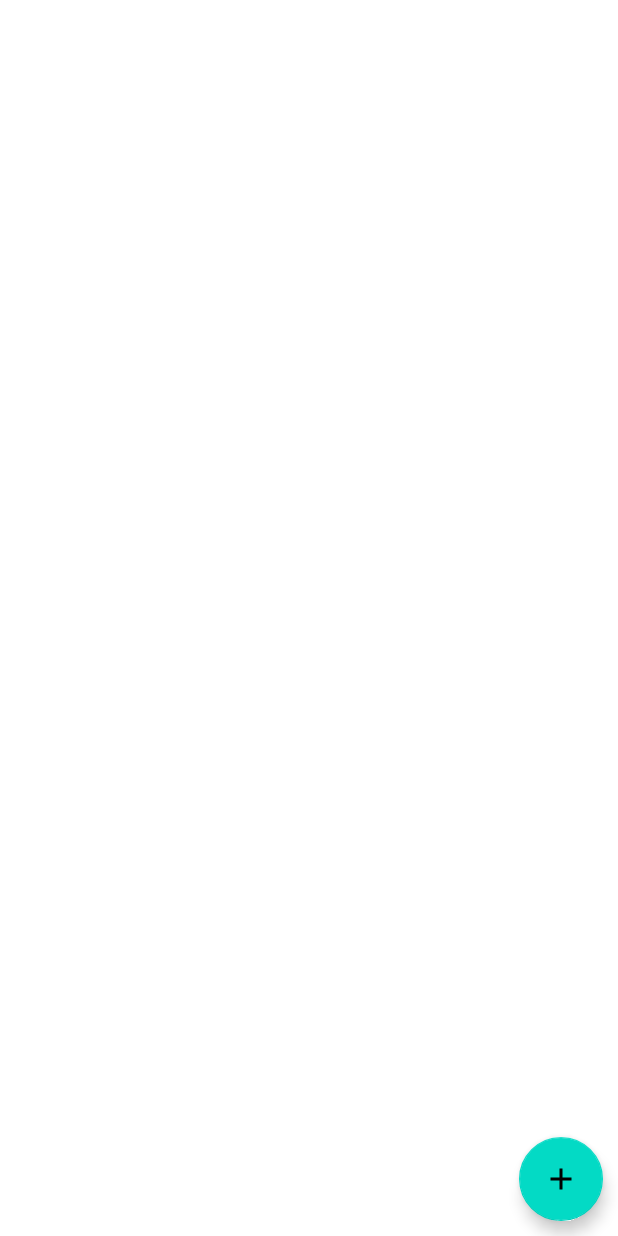
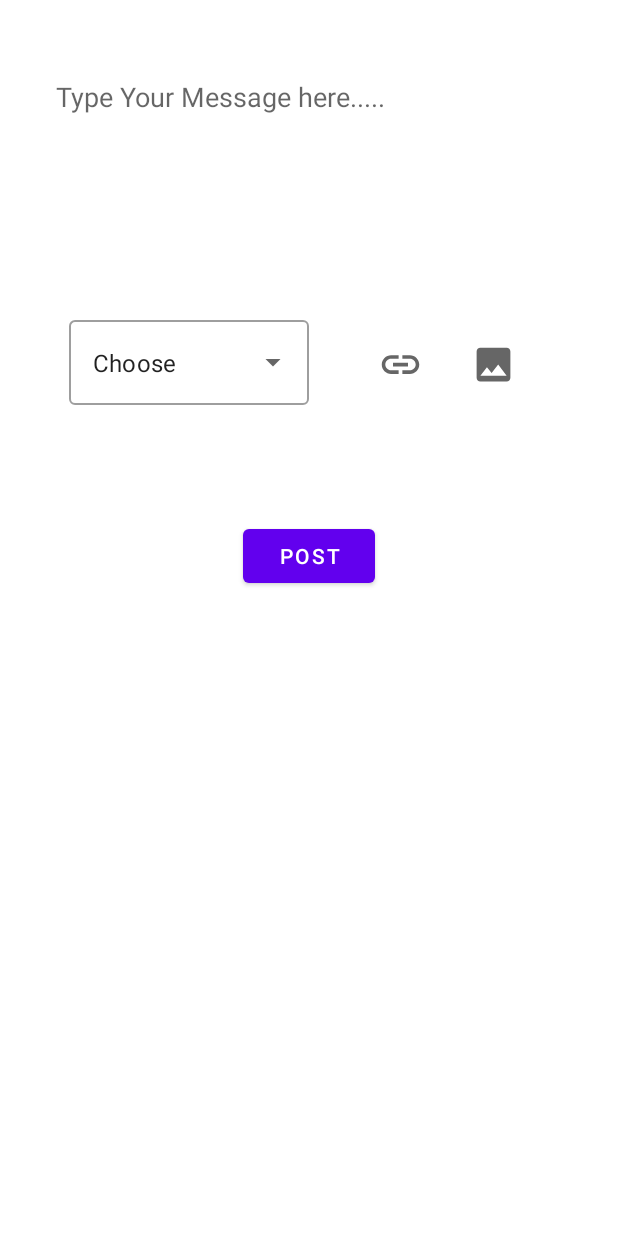
Before and after one commit to harshitpanwar/Covid-Resources-App, an Android app: the BedAvailablityActivity screen opened directly, with no data from a screen before it, after a tap on an icon or button, on a phone screen of 412 x 824 dp. Run offline under Robolectric (Android 15) with nearby library versions, the phone set to English and light mode, and no system bars; network calls fail; Roboto replaces fonts that are not available here.

Commit message:
Updated layout of PostActivity.kt

```diff
--- a/app/build.gradle
+++ b/app/build.gradle
@@ -43,4 +43,11 @@ dependencies {
     testImplementation 'junit:junit:4.+'
     androidTestImplementation 'androidx.test.ext:junit:1.1.2'
     androidTestImplementation 'androidx.test.espresso:espresso-core:3.3.0'
+
+    //ImagePicker
+    implementation 'com.github.dhaval2404:imagepicker-support:1.7.1'
+    implementation 'com.github.florent37:inline-activity-result-kotlin:1.0.4'
+
+
+
 }
--- a/app/src/main/java/com/example/covidresourceskotlin/Activities/BedAvailablityActivity.kt
+++ b/app/src/main/java/com/example/covidresourceskotlin/Activities/BedAvailablityActivity.kt
@@ -1,5 +1,6 @@
 package com.example.covidresourceskotlin.Activities
 
+import android.content.Intent
 import androidx.appcompat.app.AppCompatActivity
 import android.os.Bundle
 import android.view.View
@@ -13,7 +14,12 @@ class BedAvailablityActivity : AppCompatActivity() {
 
         addResource.setOnClickListener(View.OnClickListener {
 
+            val intent = Intent(this,PostActivity::class.java)
+            startActivity(intent)
+
         })
+
+
 
 
     }
--- a/app/src/main/java/com/example/covidresourceskotlin/Activities/PostActivity.kt
+++ b/app/src/main/java/com/example/covidresourceskotlin/Activities/PostActivity.kt
@@ -2,14 +2,30 @@ package com.example.covidresourceskotlin.Activities
 
 import androidx.appcompat.app.AppCompatActivity
 import android.os.Bundle
+import android.widget.ArrayAdapter
+import android.widget.Toast
 import com.example.covidresourceskotlin.R
+import kotlinx.android.synthetic.main.activity_post.*
 
 class PostActivity : AppCompatActivity() {
     override fun onCreate(savedInstanceState: Bundle?) {
         super.onCreate(savedInstanceState)
         setContentView(R.layout.activity_post)
 
+        val cities = resources.getStringArray(R.array.cities)
+        val arrayAdapter = ArrayAdapter(this, R.layout.drop_down_item, cities)
+        autoComplete.setAdapter(arrayAdapter)
 
+        post.setOnClickListener{
+            Toast.makeText(this,autoComplete.text,Toast.LENGTH_SHORT).show()
+        }
+
+        addImage.setOnClickListener{
+
+
+
+
+        }
 
     }
 }
--- /dev/null
+++ b/app/src/main/res/drawable/ic_baseline_image_24.xml
@@ -0,0 +1,10 @@
+<vector xmlns:android="http://schemas.android.com/apk/res/android"
+    android:width="24dp"
+    android:height="24dp"
+    android:viewportWidth="24"
+    android:viewportHeight="24"
+    android:tint="?attr/colorControlNormal">
+  <path
+      android:fillColor="@android:color/white"
+      android:pathData="M21,19V5c0,-1.1 -0.9,-2 -2,-2H5c-1.1,0 -2,0.9 -2,2v14c0,1.1 0.9,2 2,2h14c1.1,0 2,-0.9 2,-2zM8.5,13.5l2.5,3.01L14.5,12l4.5,6H5l3.5,-4.5z"/>
+</vector>
--- /dev/null
+++ b/app/src/main/res/drawable/ic_baseline_link_24.xml
@@ -0,0 +1,10 @@
+<vector xmlns:android="http://schemas.android.com/apk/res/android"
+    android:width="24dp"
+    android:height="24dp"
+    android:viewportWidth="24"
+    android:viewportHeight="24"
+    android:tint="?attr/colorControlNormal">
+  <path
+      android:fillColor="@android:color/white"
+      android:pathData="M3.9,12c0,-1.71 1.39,-3.1 3.1,-3.1h4L11,7L7,7c-2.76,0 -5,2.24 -5,5s2.24,5 5,5h4v-1.9L7,15.1c-1.71,0 -3.1,-1.39 -3.1,-3.1zM8,13h8v-2L8,11v2zM17,7h-4v1.9h4c1.71,0 3.1,1.39 3.1,3.1s-1.39,3.1 -3.1,3.1h-4L13,17h4c2.76,0 5,-2.24 5,-5s-2.24,-5 -5,-5z"/>
+</vector>
--- a/app/src/main/res/layout/activity_post.xml
+++ b/app/src/main/res/layout/activity_post.xml
@@ -6,4 +6,81 @@
     android:layout_height="match_parent"
     tools:context=".Activities.PostActivity">
 
+
+    <EditText
+        android:layout_width="375dp"
+        android:layout_height="176dp"
+        android:layout_margin="32dp"
+        android:padding="20dp"
+        android:hint="Type Your Message here....."
+        android:gravity="left"
+        android:background="#fff"
+        app:layout_constraintHorizontal_bias="0.555"
+        app:layout_constraintLeft_toLeftOf="parent"
+        android:id="@+id/message"
+        app:layout_constraintRight_toRightOf="parent"
+        app:layout_constraintTop_toTopOf="parent" />
+
+
+    <com.google.android.material.textfield.TextInputLayout
+        android:id="@+id/menu"
+        style="@style/Widget.MaterialComponents.TextInputLayout.OutlinedBox.ExposedDropdownMenu"
+        android:layout_width="160dp"
+        android:layout_height="wrap_content"
+        android:background="#fff"
+        app:layout_constraintEnd_toStartOf="@+id/link"
+        app:layout_constraintStart_toStartOf="parent"
+        app:layout_constraintTop_toBottomOf="@+id/message">
+
+        <AutoCompleteTextView
+            android:id="@+id/autoComplete"
+            android:layout_width="match_parent"
+            android:layout_height="wrap_content"
+            android:inputType="none"
+            android:text="Choose"
+
+            />
+
+    </com.google.android.material.textfield.TextInputLayout>
+
+
+    <ImageView
+        android:id="@+id/addImage"
+
+        android:layout_width="30dp"
+        android:layout_height="30dp"
+        android:layout_marginTop="20dp"
+        android:layout_marginRight="68dp"
+        android:src="@drawable/ic_baseline_image_24"
+        app:layout_constraintRight_toRightOf="parent"
+
+        app:layout_constraintTop_toBottomOf="@+id/message" />
+
+    <ImageView
+        android:id="@+id/link"
+
+        android:layout_width="30dp"
+        android:layout_height="30dp"
+        android:layout_marginTop="20dp"
+        android:layout_marginRight="32dp"
+        android:src="@drawable/ic_baseline_link_24"
+
+
+        app:layout_constraintRight_toLeftOf="@id/addImage"
+        app:layout_constraintTop_toBottomOf="@+id/message" />
+
+
+    <Button
+        android:layout_width="wrap_content"
+        android:layout_height="wrap_content"
+        android:text="Post"
+        android:id="@+id/post"
+        app:layout_constraintBottom_toBottomOf="parent"
+        app:layout_constraintHorizontal_bias="0.5"
+        app:layout_constraintLeft_toLeftOf="parent"
+        app:layout_constraintRight_toRightOf="parent"
+        app:layout_constraintTop_toBottomOf="@+id/link"
+        app:layout_constraintVertical_bias="0.171" />
+
+
 </androidx.constraintlayout.widget.ConstraintLayout>
--- /dev/null
+++ b/app/src/main/res/layout/drop_down_item.xml
@@ -0,0 +1,10 @@
+<TextView android:layout_width="wrap_content"
+    android:layout_height="wrap_content"
+    xmlns:app="http://schemas.android.com/apk/res-auto"
+    app:layout_constraintTop_toTopOf="parent"
+    app:layout_constraintLeft_toLeftOf="parent"
+    android:text="textView"
+    android:padding="14dp"
+    android:textSize="16sp"
+
+    xmlns:android="http://schemas.android.com/apk/res/android" />
--- /dev/null
+++ b/app/src/main/res/menu/choose_menu.xml
@@ -0,0 +1,10 @@
+<?xml version="1.0" encoding="utf-8"?>
+<menu xmlns:android="http://schemas.android.com/apk/res/android"
+    >
+    <item android:id="@+id/option_1"
+        android:title="option_1" />
+    <item android:id="@+id/option_2"
+        android:title="option_2" />
+    <item android:id="@+id/option_3"
+        android:title="option_3" />
+</menu>
--- a/app/src/main/res/values/strings.xml
+++ b/app/src/main/res/values/strings.xml
@@ -1,3 +1,14 @@
 <resources>
     <string name="app_name">CovidResourcesKotlin</string>
+
+    <string-array name="cities">
+        <item>Delhi</item>
+        <item>Bangalore</item>
+        <item>Kolkata</item>
+        <item>Mumbai</item>
+
+
+    </string-array>
+
+
 </resources>
--- a/build.gradle
+++ b/build.gradle
@@ -18,7 +18,9 @@ allprojects {
     repositories {
         google()
         mavenCentral()
-        jcenter() // Warning: this repository is going to shut down soon
+        jcenter()
+        maven { url "https://jitpack.io" }
+        // Warning: this repository is going to shut down soon
     }
 }
 
```
